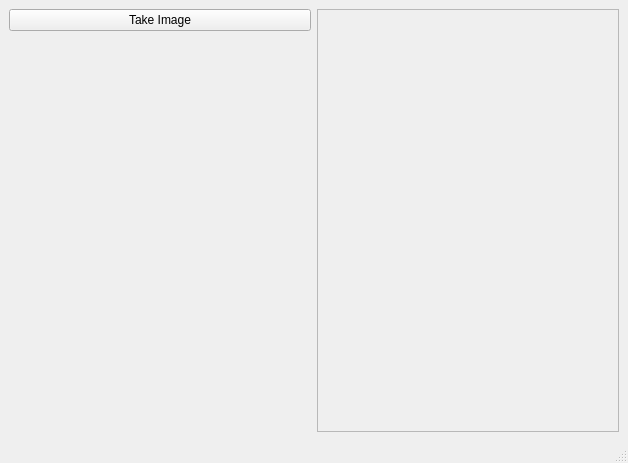
Before: the Qt Designer form viewer.ui in badders/pyallsky, drawn with Qt 5.
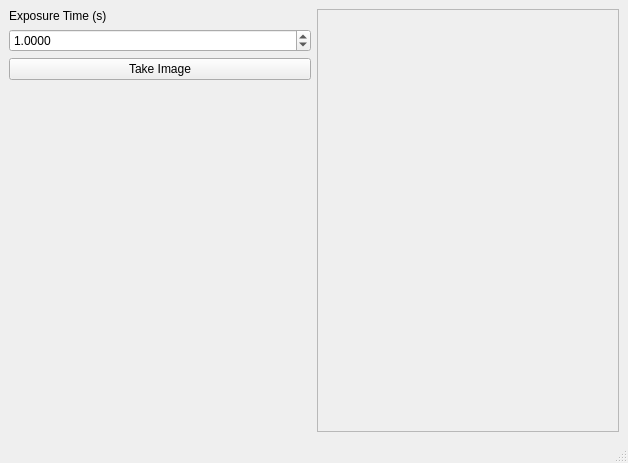
After: the same form once the commit is applied.

Commit message: Taking images in the gui now works with progress bar

```diff
--- a/viewer.ui
+++ b/viewer.ui
@@ -22,6 +22,26 @@
      <layout class="QHBoxLayout" name="mainContainer">
       <item>
        <layout class="QVBoxLayout" name="verticalLayout">
+        <item>
+         <widget class="QLabel" name="label">
+          <property name="text">
+           <string>Exposure Time (s)</string>
+          </property>
+         </widget>
+        </item>
+        <item>
+         <widget class="QDoubleSpinBox" name="exposureTime">
+          <property name="decimals">
+           <number>4</number>
+          </property>
+          <property name="maximum">
+           <double>653.359900000000039</double>
+          </property>
+          <property name="value">
+           <double>1.000000000000000</double>
+          </property>
+         </widget>
+        </item>
         <item>
          <widget class="QPushButton" name="takeImage">
           <property name="text">
```
The commit also changes 2 other files.
